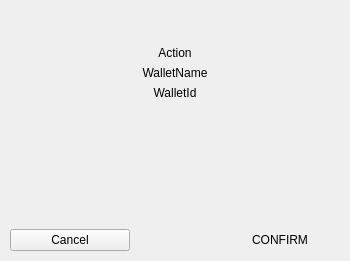
This is BlockSettleUILib/ManageEncryption/EnterWalletPassword.ui in BlockSettle/terminal as Qt 5 draws it before an edit. The edited form follows.
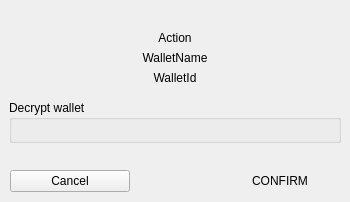
This is the edited form. Custom widgets are drawn as their Qt base class.

Diff of the .ui file:
```diff
--- a/BlockSettleUILib/ManageEncryption/EnterWalletPassword.ui
+++ b/BlockSettleUILib/ManageEncryption/EnterWalletPassword.ui
@@ -7,7 +7,7 @@
     <x>0</x>
     <y>0</y>
     <width>350</width>
-    <height>261</height>
+    <height>202</height>
    </rect>
   </property>
   <property name="sizePolicy">
@@ -49,13 +49,13 @@
      <property name="minimumSize">
       <size>
        <width>0</width>
-       <height>30</height>
+       <height>15</height>
       </size>
      </property>
      <property name="maximumSize">
       <size>
        <width>16777215</width>
-       <height>30</height>
+       <height>15</height>
       </size>
      </property>
      <property name="text">
@@ -109,10 +109,28 @@
     </widget>
    </item>
    <item>
-    <widget class="QWidget" name="widget" native="true">
+    <widget class="QWidget" name="widget_3" native="true">
+     <layout class="QVBoxLayout" name="verticalLayout_4">
+      <item>
+       <widget class="QGroupBox" name="groupBoxSubmitKeys">
+        <property name="title">
+         <string>Decrypt wallet</string>
+        </property>
      <layout class="QVBoxLayout" name="verticalLayout">
+         <property name="spacing">
+          <number>0</number>
+         </property>
+         <property name="leftMargin">
+          <number>0</number>
+         </property>
       <property name="topMargin">
-       <number>30</number>
+          <number>0</number>
+         </property>
+         <property name="rightMargin">
+          <number>0</number>
+         </property>
+         <property name="bottomMargin">
+          <number>0</number>
       </property>
       <item>
        <widget class="WalletKeysSubmitWidget" name="widgetSubmitKeys" native="true">
@@ -128,6 +146,12 @@
           <height>20</height>
          </size>
         </property>
+           <property name="styleSheet">
+            <string notr="true"/>
+           </property>
+          </widget>
+         </item>
+        </layout>
        </widget>
       </item>
      </layout>
```
Lines whose indentation alone changed are shown as unchanged.
